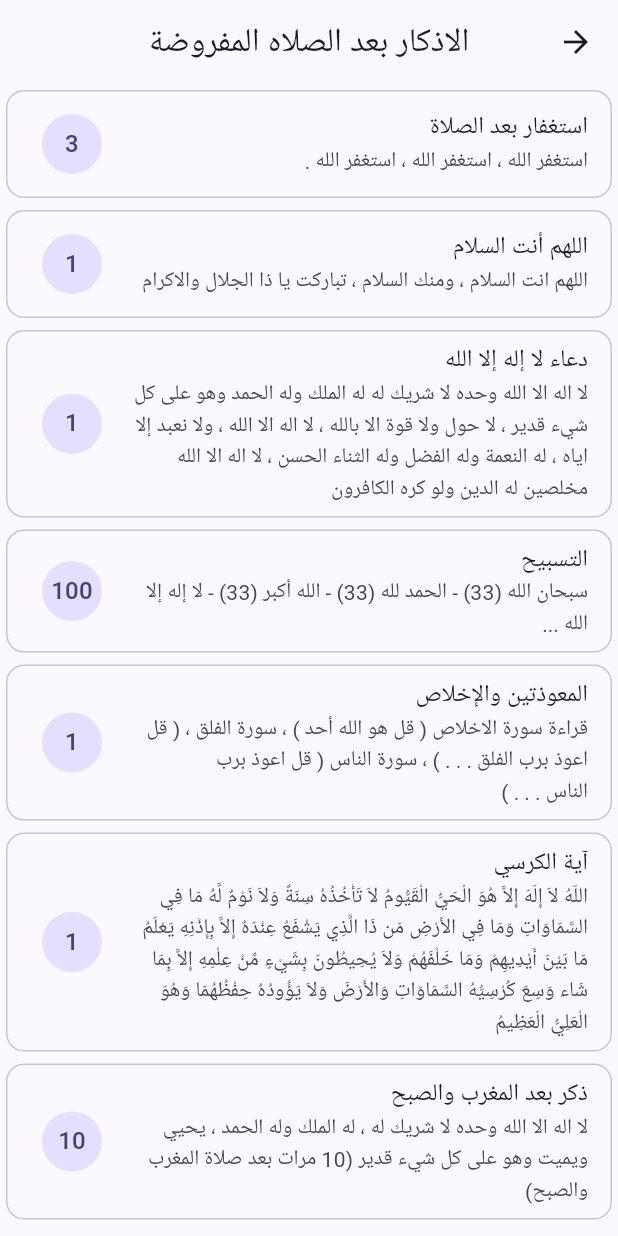
After one commit to badri784/tasbih, a Flutter app: the PostPrayerAzkar screen opened directly, on a phone screen of 412 x 824 dp. The commit adds this screen. Run offline on Flutter 3.47's test engine with Material 3 defaults, Android fonts, the phone set to English and light mode, and no system bars.

Commit message:
add post and sliping screen

```diff
--- a/lib/model/model.dart
+++ b/lib/model/model.dart
@@ -12,6 +12,61 @@ class Model {
   final String? referance;
   final String? note;
 }
+
+List<Model> slepping = [
+  Model(
+    titlezekr: "دعاء النوم",
+    contant:
+        "بِاسْمِكَ رَبِّـي وَضَعْـتُ جَنْـبي ، وَبِكَ أَرْفَعُـه، فَإِن أَمْسَـكْتَ نَفْسـي فارْحَـمْها ، وَإِنْ أَرْسَلْتَـها فاحْفَظْـها بِمـا تَحْفَـظُ بِه عِبـادَكَ الصّـالِحـين. ",
+    repeat: 1,
+  ),
+  Model(
+    titlezekr: "دعاء طلب العافية",
+    contant:
+        "اللّهُـمَّ إِنَّـكَ خَلَـقْتَ نَفْسـي وَأَنْـتَ تَوَفّـاهـا لَكَ ممَـاتـها وَمَحْـياها ، إِنْ أَحْيَيْـتَها فاحْفَظْـها ، وَإِنْ أَمَتَّـها فَاغْفِـرْ لَـها . اللّهُـمَّ إِنَّـي أَسْـأَلُـكَ العـافِـيَة. ",
+    repeat: 1,
+  ),
+  Model(
+    titlezekr: "دعاء القن من العذاب",
+    contant: "اللّهُـمَّ قِنـي عَذابَـكَ يَـوْمَ تَبْـعَثُ عِبـادَك.",
+    repeat: 3,
+  ),
+  Model(
+    titlezekr: "ذكر قبل النوم",
+    contant: "بِاسْـمِكَ اللّهُـمَّ أَمـوتُ وَأَحْـيا.",
+    repeat: 1,
+  ),
+  Model(
+    titlezekr: "حمد الله قبل النوم",
+    contant:
+        "الـحَمْدُ للهِ الَّذي أَطْـعَمَنا وَسَقـانا، وَكَفـانا، وَآوانا، فَكَـمْ مِمَّـنْ لا كـافِيَ لَـهُ وَلا مُـؤْوي.",
+    repeat: 1,
+  ),
+  Model(
+    titlezekr: "دعاء الاستعاذة",
+    contant:
+        "اللّهُـمَّ عالِـمَ الغَـيبِ وَالشّـهادةِ فاطِـرَ السّماواتِ وَالأرْضِ رَبَّ كُـلِّ شَـيءٍ وَمَليـكَه، أَشْهـدُ أَنْ لا إِلـهَ إِلاّ أَنْت، أَعـوذُ بِكَ مِن شَـرِّ نَفْسـي، وَمِن شَـرِّ الشَّيْـطانِ وَشِـرْكِه، وَأَنْ أَقْتَـرِفَ عَلـى نَفْسـي سوءاً أَوْ أَجُـرَّهُ إِلـى مُسْـلِم . ",
+    repeat: 1,
+  ),
+  Model(
+    titlezekr: "دعاء التفويض والتوكل",
+    contant:
+        "اللّهُـمَّ أَسْـلَمْتُ نَفْـسي إِلَـيْكَ، وَفَوَّضْـتُ أَمْـري إِلَـيْكَ، وَوَجَّـهْتُ وَجْـهي إِلَـيْكَ، وَأَلْـجَـاْتُ ظَهـري إِلَـيْكَ، رَغْبَـةً وَرَهْـبَةً إِلَـيْكَ، لا مَلْجَـأَ وَلا مَنْـجـا مِنْـكَ إِلاّ إِلَـيْكَ، آمَنْـتُ بِكِتـابِكَ الّـذي أَنْزَلْـتَ وَبِنَبِـيِّـكَ الّـذي أَرْسَلْـت. ",
+    repeat: 1,
+  ),
+  Model(
+    titlezekr: "التسبيح قبل النوم",
+    contant:
+        'سبحان الله (33) - الحمد لله (33) - الله أكبر (34) - لا إله إلا الله ...',
+    repeat: 100,
+  ),
+  Model(
+    titlezekr: "المعوذات والنفث باليد",
+    contant:
+        'كان النبي ﷺ إذا أوى إلى فراشه يجمع كفيه وينفث فيهما ويقرأ "قل هو الله أحد" و"قل أعوذ برب الفلق" و"قل أعوذ برب الناس" ويمسح بهما ما استطاع من جسده يبدأ برأسه ووجهه وما أقبل من جسده، ويكرر ذلك ثلاث مرات.',
+    repeat: 3,
+  ),
+];
 
 List<Model> morningazkar = [
   Model(
@@ -213,4 +268,45 @@ List<Model> eveningAzkar = [
         "من قالها حين يصبح أجير من الجن حتى يمسى ومن قالها حين يمسى أجير من الجن حتى يصبح.",
   ),
 ];
-List<Model> postPrayerAzkar = [];
+List<Model> postPrayerAzkar = [
+  Model(
+    titlezekr: 'استغفار بعد الصلاة',
+    contant: 'استغفر الله ، استغفر الله ، استغفر الله .',
+    repeat: 3,
+  ),
+  Model(
+    titlezekr: 'اللهم أنت السلام',
+    contant: 'اللهم انت السلام ، ومنك السلام ، تباركت يا ذا الجلال والاكرام',
+    repeat: 1,
+  ),
+  Model(
+    titlezekr: 'دعاء لا إله إلا الله ',
+    contant:
+        "لا اله الا الله وحده لا شريك له له الملك وله الحمد وهو على كل شيء قدير ، لا حول ولا قوة الا بالله ، لا اله الا الله ، ولا نعبد إلا اياه ، له النعمة وله الفضل وله الثناء الحسن ، لا اله الا الله مخلصين له الدين ولو كره الكافرون ",
+    repeat: 1,
+  ),
+  Model(
+    titlezekr: 'التسبيح',
+    contant:
+        'سبحان الله (33) - الحمد لله (33) - الله أكبر (33) - لا إله إلا الله ...',
+    repeat: 100,
+  ),
+  Model(
+    titlezekr: 'المعوذتين والإخلاص',
+    contant:
+        'قراءة سورة الاخلاص ( قل هو الله أحد ) ، سورة الفلق ، ( قل اعوذ برب الفلق . . . ) ، سورة الناس ( قل اعوذ برب الناس . . . )',
+    repeat: 1,
+  ),
+  Model(
+    titlezekr: 'آية الكرسي',
+    contant:
+        'اللّهُ لاَ إِلَهَ إِلاَّ هُوَ الْحَيُّ الْقَيُّومُ لاَ تَأْخُذُهُ سِنَةٌ وَلاَ نَوْمٌ لَّهُ مَا فِي السَّمَاوَاتِ وَمَا فِي الأَرْضِ مَن ذَا الَّذِي يَشْفَعُ عِنْدَهُ إِلاَّ بِإِذْنِهِ يَعْلَمُ مَا بَيْنَ أَيْدِيهِمْ وَمَا خَلْفَهُمْ وَلاَ يُحِيطُونَ بِشَيْءٍ مِّنْ عِلْمِهِ إِلاَّ بِمَا شَاء وَسِعَ كُرْسِيُّهُ السَّمَاوَاتِ وَالأَرْضَ وَلاَ يَؤُودُهُ حِفْظُهُمَا وَهُوَ الْعَلِيُّ الْعَظِيمُ',
+    repeat: 1,
+  ),
+  Model(
+    titlezekr: 'ذكر بعد المغرب والصبح',
+    contant:
+        'لا اله الا الله وحده لا شريك له ، له الملك وله الحمد ، يحيي ويميت وهو على كل شيء قدير (10 مرات بعد صلاة المغرب والصبح)',
+    repeat: 10,
+  ),
+];
--- a/lib/screen/evening_zekar.dart
+++ b/lib/screen/evening_zekar.dart
@@ -8,7 +8,7 @@ class EveningZekar extends StatelessWidget {
   @override
   Widget build(BuildContext context) {
     return Scaffold(
-      appBar: AppBar(title: const Text('اذكار الصباح'), centerTitle: true),
+      appBar: AppBar(title: const Text('اذكار المساء'), centerTitle: true),
       body: ListView.builder(
         itemCount: eveningAzkar.length,
         itemBuilder: (context, index) {
--- /dev/null
+++ b/lib/screen/post_prayer_azkar.dart
@@ -0,0 +1,34 @@
+import 'package:flutter/material.dart';
+import '../model/model.dart';
+import 'openzekr.dart';
+
+class PostPrayerAzkar extends StatelessWidget {
+  const PostPrayerAzkar({super.key});
+  @override
+  Widget build(BuildContext context) {
+    return Scaffold(
+      appBar: AppBar(
+        title: const Text("الاذكار بعد الصلاه المفروضة"),
+        centerTitle: true,
+      ),
+      body: ListView.builder(
+        itemCount: postPrayerAzkar.length,
+        itemBuilder: (context, index) {
+          final item = postPrayerAzkar[index];
+          return Card.outlined(
+            child: ListTile(
+              title: Text(item.titlezekr, textAlign: TextAlign.start),
+              subtitle: Text(item.contant, textAlign: TextAlign.start),
+              trailing: CircleAvatar(child: Text(item.repeat.toString())),
+              onTap: () {
+                Navigator.of(context).push(
+                  MaterialPageRoute(builder: (context) => Openzekr(item: item)),
+                );
+              },
+            ),
+          );
+        },
+      ),
+    );
+  }
+}
```
Also changed, not shown: lib/screen/sliping_zekr.dart (added, +33 -0 lines), lib/widget/counter.dart (+2 -9 lines), lib/widget/drawer.dart (+5 -2 lines).
